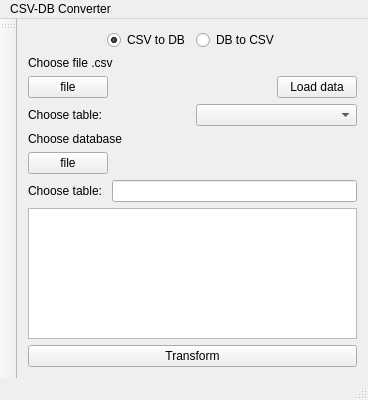
The window that mainwindow.ui (evrrn/DbCsvConverter) describes before a commit, drawn with Qt 5.
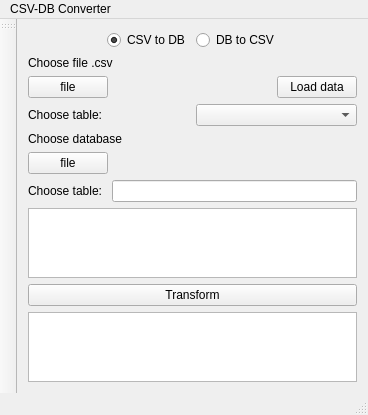
The same window after the commit.

The edit to the form file:
```diff
--- a/mainwindow.ui
+++ b/mainwindow.ui
@@ -221,6 +221,9 @@
         </property>
        </widget>
       </item>
+      <item>
+       <widget class="QListWidget" name="listWidget"/>
+      </item>
      </layout>
     </item>
    </layout>
```
